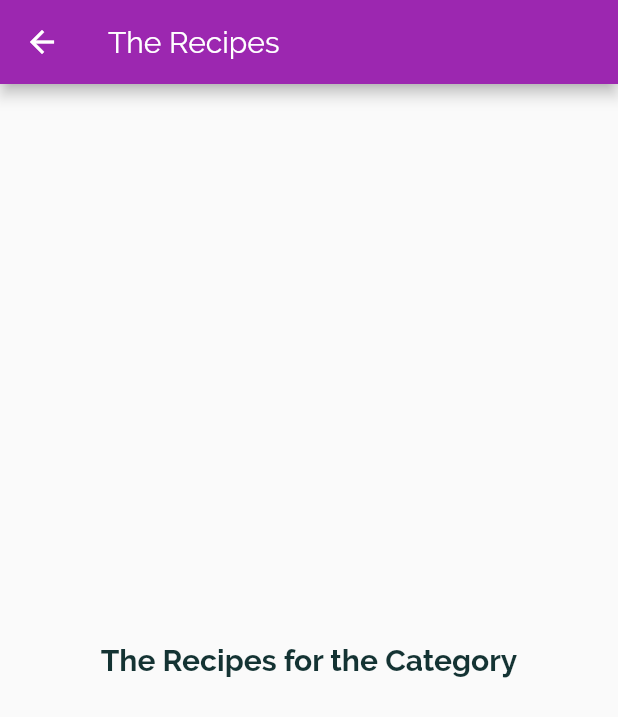
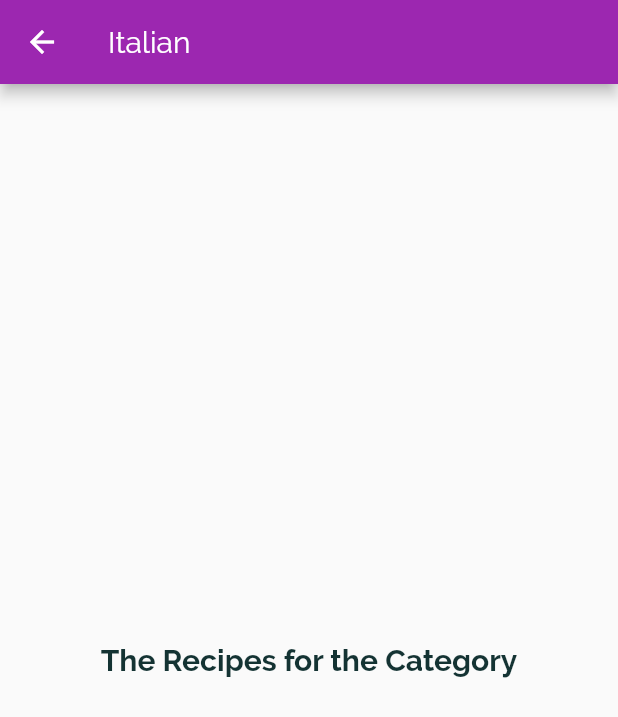
Before and after one commit to TerrenceBeckham/Meal-Chooser, a Flutter app: the screen it shows after launch, after a tap on "Italian", on a phone screen of 412 x 824 dp. Shown: the top 717 px of the screen. Run offline on Flutter 3.47's test engine with Material 2 defaults, Android fonts, the phone set to English and light mode, and no system bars.

```diff
--- a/meals_app/lib/categories_screen.dart
+++ b/meals_app/lib/categories_screen.dart
@@ -15,6 +15,7 @@ class CategoriesScreen extends StatelessWidget {
         children: DUMMY_CATEGORIES
             .map(
               (catData) => CategoryItem(
+                catData.id,
                 catData.title,
                 catData.color,
               ),
--- a/meals_app/lib/category_item.dart
+++ b/meals_app/lib/category_item.dart
@@ -2,16 +2,20 @@ import 'package:flutter/material.dart';
 import 'package:meals_app/category_meals_screen.dart';
 
 class CategoryItem extends StatelessWidget {
+  final String id;
   final String title;
   final Color color;
 
-  CategoryItem(this.title, this.color);
+  CategoryItem(this.id, this.title, this.color);
 
   void selectCategory(BuildContext ctx) {
     Navigator.of(ctx).push(
       MaterialPageRoute(
         builder: (_) {
-          return CategoryMealsScreen();
+          return CategoryMealsScreen(
+            id,
+            title,
+          );
         },
       ),
     );
--- a/meals_app/lib/category_meals_screen.dart
+++ b/meals_app/lib/category_meals_screen.dart
@@ -1,11 +1,16 @@
 import 'package:flutter/material.dart';
 
 class CategoryMealsScreen extends StatelessWidget {
+  final String categoryId;
+  final String categoryTitle;
+
+  const CategoryMealsScreen(this.categoryId, this.categoryTitle);
+
   @override
   Widget build(BuildContext context) {
     return Scaffold(
       appBar: AppBar(
-        title: Text('The Recipes'),
+        title: Text(categoryTitle),
       ),
       body: Center(
         child: Text('The Recipes for the Category'),
```
Also changed, not shown: meals_app/lib/tempCodeRunnerFile.dart (added).
